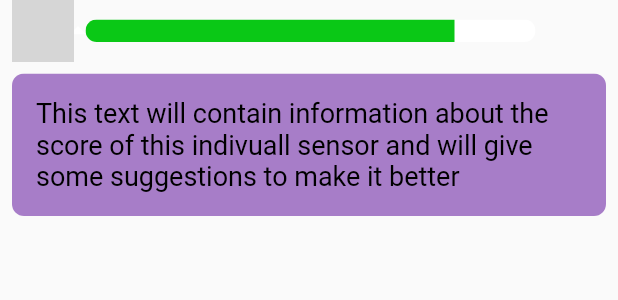
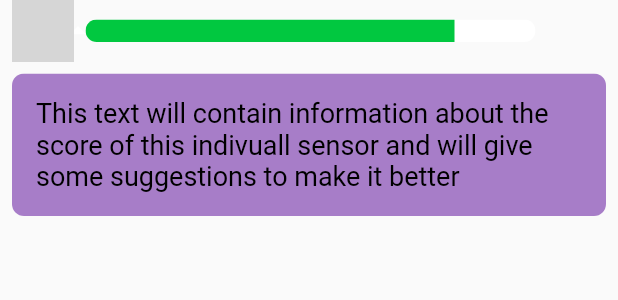
Before and after one commit to aslanSolutions/SleepWell, a Flutter app: the ExpandableProgressBar widget shown alone on an empty page, opened directly with empty values, after a tap on the "arrow drop down" icon, on a phone screen of 412 x 824 dp. Shown: the top 300 px of the screen. Run offline on Flutter 3.47's test engine with Material 2 defaults, Android fonts, the phone set to English and light mode, and no system bars; our stand-ins replace fl_chart, lottie, percent_indicator; missing offline and left inert: mqtt_client; grey boxes are pictures that could not be loaded.

Commit message:
#10 Used the ColorConfigurer in the ProgressBar

```diff
--- a/sleep_well/lib/progress_bar.dart
+++ b/sleep_well/lib/progress_bar.dart
@@ -1,6 +1,7 @@
 import 'dart:ui';
+import 'package:flutter/material.dart';
+import 'package:sleep_well/color_configurer.dart';
 
-import 'package:flutter/material.dart';
 
 class ExpandableProgressBar extends StatefulWidget {
   const ExpandableProgressBar(this.icon, {super.key});
@@ -17,6 +18,7 @@ class _ExpandableProgressBarState extends State<ExpandableProgressBar>
     with SingleTickerProviderStateMixin {
   _ExpandableProgressBarState(this.icon);
 
+  Color color = ColorConfigurer.getColor(0.8);
   final String icon;
 
   late AnimationController _animationController;
@@ -69,14 +71,14 @@ class _ExpandableProgressBarState extends State<ExpandableProgressBar>
                   ),
                   ClipRRect(
                     borderRadius: BorderRadius.circular(10.0),
-                    child: const SizedBox(
+                    child: SizedBox(
                       height: 15,
                       width: 300,
                       child: LinearProgressIndicator(
-                        backgroundColor: Color.fromARGB(255, 255, 255, 255),
+                        backgroundColor: const Color.fromARGB(255, 255, 255, 255),
                         value: 0.82,
                         valueColor:
-                            AlwaysStoppedAnimation<Color>(Color.fromARGB(255, 10, 200, 22)),
+                            AlwaysStoppedAnimation<Color>(color),
                       ),
                     ),
                   ),
```
